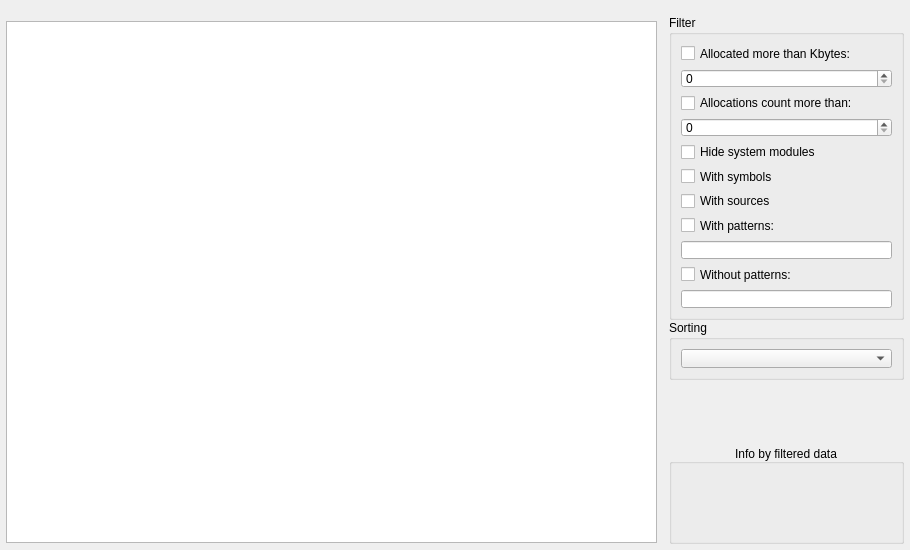
Above: umdh-gui/ui/reportviewwidget.ui from Whiteha/umdh-gui before the change. Below: the same form after it.
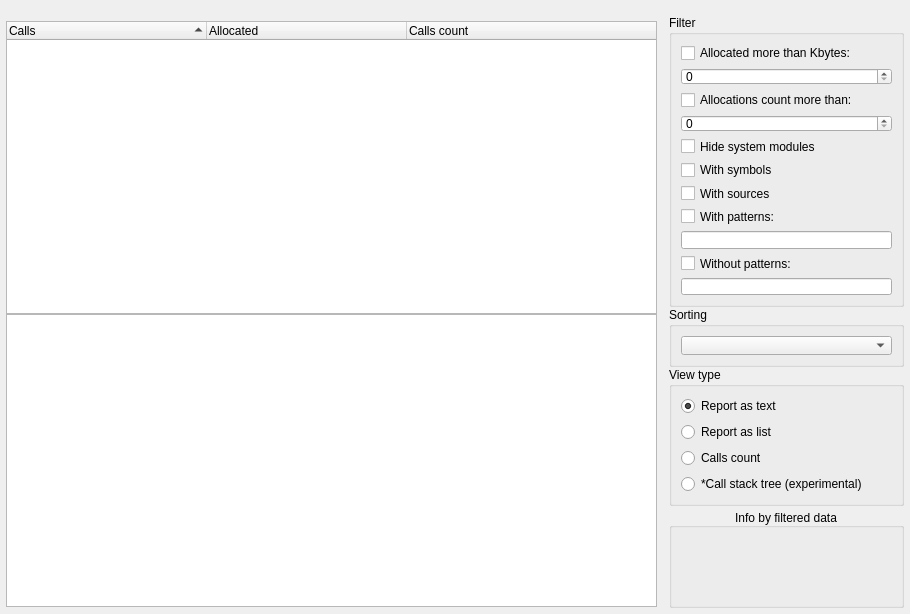
That is the form after the change.

Commit message: Cumulative update.  New representations were introduced: listview, calls count view, call stack tree view (*experimental). Some bug fixes (some new was added).

Diff of the .ui file:
```diff
--- a/umdh-gui/ui/reportviewwidget.ui
+++ b/umdh-gui/ui/reportviewwidget.ui
@@ -7,7 +7,7 @@
     <x>0</x>
     <y>0</y>
     <width>910</width>
-    <height>550</height>
+    <height>614</height>
    </rect>
   </property>
   <property name="sizePolicy">
@@ -19,7 +19,7 @@
   <property name="minimumSize">
    <size>
     <width>0</width>
-    <height>515</height>
+    <height>540</height>
    </size>
   </property>
   <property name="windowTitle">
@@ -102,19 +102,107 @@
           <number>1</number>
          </property>
          <item>
-          <widget class="QPlainTextEdit" name="reportViewPlainTextEdit">
-           <property name="frameShape">
-            <enum>QFrame::StyledPanel</enum>
+          <widget class="QTreeWidget" name="treeWidget">
+           <property name="sizeAdjustPolicy">
+            <enum>QAbstractScrollArea::AdjustIgnored</enum>
            </property>
-           <property name="frameShadow">
-            <enum>QFrame::Sunken</enum>
+           <property name="autoScroll">
+            <bool>true</bool>
            </property>
-           <property name="lineWidth">
-            <number>1</number>
+           <property name="showDropIndicator" stdset="0">
+            <bool>false</bool>
+           </property>
+           <property name="alternatingRowColors">
+            <bool>true</bool>
+           </property>
+           <property name="verticalScrollMode">
+            <enum>QAbstractItemView::ScrollPerPixel</enum>
+           </property>
+           <property name="autoExpandDelay">
+            <number>-1</number>
+           </property>
+           <property name="indentation">
+            <number>20</number>
+           </property>
+           <property name="rootIsDecorated">
+            <bool>true</bool>
+           </property>
+           <property name="sortingEnabled">
+            <bool>true</bool>
+           </property>
+           <property name="headerHidden">
+            <bool>false</bool>
+           </property>
+           <property name="columnCount">
+            <number>3</number>
+           </property>
+           <attribute name="headerVisible">
+            <bool>true</bool>
+           </attribute>
+           <attribute name="headerCascadingSectionResizes">
+            <bool>true</bool>
+           </attribute>
+           <attribute name="headerMinimumSectionSize">
+            <number>70</number>
+           </attribute>
+           <attribute name="headerDefaultSectionSize">
+            <number>200</number>
+           </attribute>
+           <column>
+            <property name="text">
+             <string>Calls</string>
+            </property>
+           </column>
+           <column>
+            <property name="text">
+             <string>Allocated</string>
+            </property>
+           </column>
+           <column>
+            <property name="text">
+             <string>Calls count</string>
+            </property>
+           </column>
+          </widget>
+         </item>
+         <item>
+          <widget class="QPlainTextEdit" name="plainTextEdit">
+           <property name="acceptDrops">
+            <bool>false</bool>
+           </property>
+           <property name="toolTip">
+            <string>&lt;html&gt;
+   &lt;head/&gt;
+   &lt;body&gt;
+   // Each log entry has the following syntax:&lt;br&gt;
+   //&lt;br&gt;
+   // + BYTES_DELTA (NEW_BYTES - OLD_BYTES) NEW_COUNT allocs BackTrace TRACEID&lt;br&gt;
+   // + COUNT_DELTA (NEW_COUNT - OLD_COUNT) BackTrace TRACEID allocations&lt;br&gt;
+   // ... stack trace ...&lt;br&gt;
+   //&lt;br&gt;
+   // where:&lt;br&gt;
+   //&lt;br&gt;
+   // BYTES_DELTA - increase in bytes between before and after log&lt;br&gt;
+   // NEW_BYTES - bytes in after log&lt;br&gt;
+   // OLD_BYTES - bytes in before log&lt;br&gt;
+   // COUNT_DELTA - increase in allocations between before and after log&lt;br&gt;
+   // NEW_COUNT - number of allocations in after log&lt;br&gt;
+   // OLD_COUNT - number of allocations in before log&lt;br&gt;
+   // TRACEID - decimal index of the stack trace in the trace database&lt;br&gt;
+   // (can be used to search for allocation instances in the original&lt;br&gt;
+   // UMDH logs).
+   &lt;/body&gt;
+&lt;/html&gt;</string>
+           </property>
+           <property name="lineWrapMode">
+            <enum>QPlainTextEdit::NoWrap</enum>
            </property>
            <property name="readOnly">
             <bool>true</bool>
            </property>
+           <property name="plainText">
+            <string notr="true"/>
+           </property>
           </widget>
          </item>
         </layout>
@@ -153,7 +241,7 @@
          <property name="bottomMargin">
           <number>0</number>
          </property>
-         <item>
+         <item alignment="Qt::AlignBottom">
           <widget class="QGroupBox" name="reportViewFilterGroupBox">
            <property name="minimumSize">
             <size>
@@ -258,6 +346,22 @@
           </widget>
          </item>
          <item>
+          <spacer name="verticalSpacerAsBorder">
+           <property name="orientation">
+            <enum>Qt::Vertical</enum>
+           </property>
+           <property name="sizeType">
+            <enum>QSizePolicy::Fixed</enum>
+           </property>
+           <property name="sizeHint" stdset="0">
+            <size>
+             <width>20</width>
+             <height>0</height>
+            </size>
+           </property>
+          </spacer>
+         </item>
+         <item alignment="Qt::AlignTop">
           <widget class="QGroupBox" name="reportViewSortingGroupBox">
            <property name="minimumSize">
             <size>
@@ -275,12 +379,55 @@
             <string>Sorting</string>
            </property>
            <layout class="QGridLayout" name="gridLayout_9">
+            <property name="topMargin">
+             <number>9</number>
+            </property>
             <item row="0" column="0">
              <widget class="QComboBox" name="sortingTypeComboBox"/>
             </item>
            </layout>
           </widget>
          </item>
+         <item>
+          <widget class="QGroupBox" name="reportViewTypeGroupBox">
+           <property name="title">
+            <string>View type</string>
+           </property>
+           <layout class="QVBoxLayout" name="verticalLayout_3">
+            <item>
+             <widget class="QRadioButton" name="reportViewPlainTextRadioButton">
+              <property name="text">
+               <string>Report as text</string>
+              </property>
+              <property name="checked">
+               <bool>true</bool>
+              </property>
+             </widget>
+            </item>
+            <item>
+             <widget class="QRadioButton" name="reportViewListRadioButton">
+              <property name="text">
+               <string>Report as list</string>
+              </property>
+             </widget>
+            </item>
+            <item>
+             <widget class="QRadioButton" name="reportViewCallsCountRadioButton">
+              <property name="text">
+               <string>Calls count</string>
+              </property>
+             </widget>
+            </item>
+            <item>
+             <widget class="QRadioButton" name="reportViewCallStackTreeRadioButton">
+              <property name="text">
+               <string>*Call stack tree (experimental)</string>
+              </property>
+             </widget>
+            </item>
+           </layout>
+          </widget>
+         </item>
          <item>
           <spacer name="verticalSpacer">
            <property name="orientation">
```
Left out of the diff: 1 changed line with no effect on the pictures. The commit also changes 79 other files.
